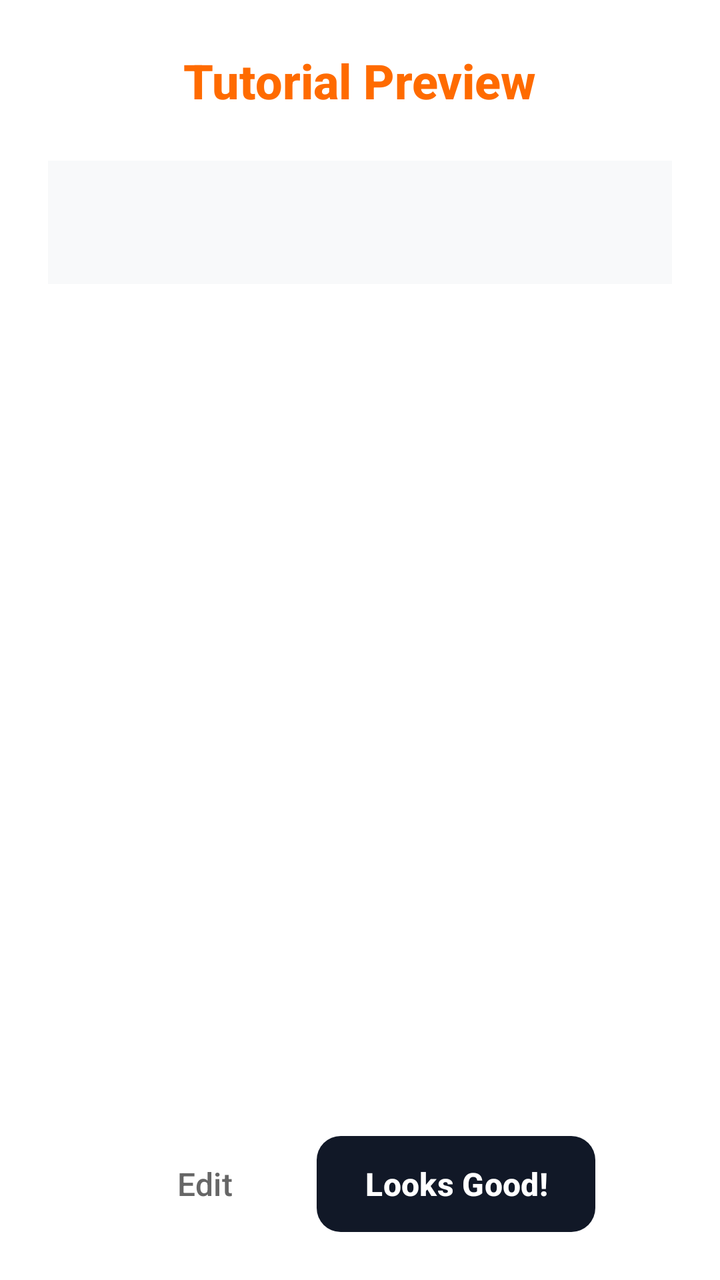
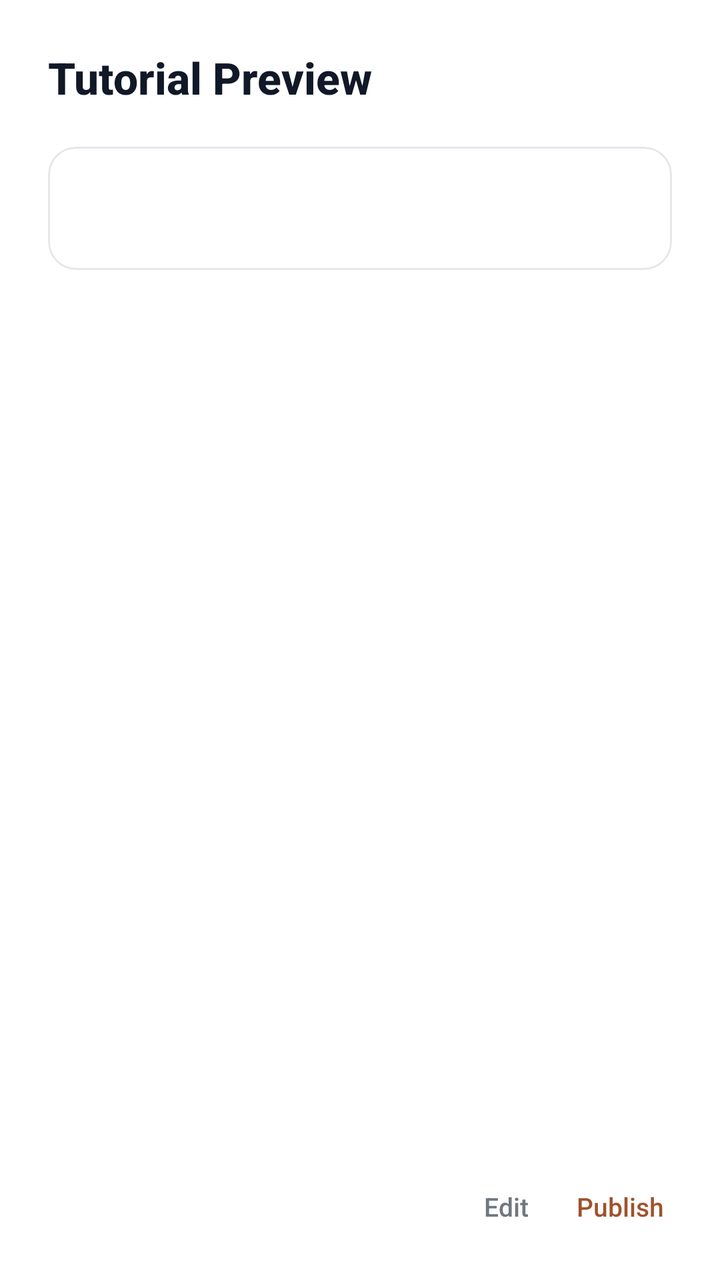

Screens rendered from an Android XML layout before and after an edit, with the pre-edit source and the edit as a unified diff.
<!-- AndroidManifest.xml: application theme Theme.Csci3130Group1 -->
<!-- res/layout/dialog_tutorial_preview.xml -->
<?xml version="1.0" encoding="utf-8"?>
<LinearLayout xmlns:android="http://schemas.android.com/apk/res/android"
    android:layout_width="match_parent"
    android:layout_height="wrap_content"
    android:orientation="vertical"
    android:background="@android:color/white"
    android:padding="24dp">

    <TextView
        android:layout_width="wrap_content"
        android:layout_height="wrap_content"
        android:text="Tutorial Preview"
        android:textSize="24sp"
        android:textStyle="bold"
        android:textColor="#FF6B00"
        android:layout_gravity="center"
        android:layout_marginBottom="24dp"
        android:fontFamily="sans-serif-medium"/>

    <ScrollView
        android:layout_width="match_parent"
        android:layout_height="0dp"
        android:layout_weight="1"
        android:maxHeight="400dp">

        <TextView
            android:id="@+id/preview_content"
            android:layout_width="match_parent"
            android:layout_height="wrap_content"
            android:textSize="16sp"
            android:textColor="#333333"
            android:lineSpacingExtra="4dp"
            android:background="#F8F9FA"
            android:padding="20dp"
            android:layout_marginBottom="24dp"
            android:gravity="start"
            android:layout_gravity="center_horizontal"/>

    </ScrollView>

    <LinearLayout
        android:layout_width="match_parent"
        android:layout_height="wrap_content"
        android:orientation="horizontal"
        android:gravity="center"
        android:layout_marginTop="8dp">

        <Button
            android:id="@+id/edit_button"
            android:layout_width="wrap_content"
            android:layout_height="48dp"
            android:text="Edit"
            android:textColor="#666666"
            android:background="@android:color/transparent"
            android:textSize="16sp"
            android:layout_marginEnd="16dp"
            android:minWidth="80dp"/>

        <Button
            android:id="@+id/confirm_button"
            android:layout_width="wrap_content"
            android:layout_height="48dp"
            android:text="Looks Good!"
            android:background="@drawable/button_background"
            android:textColor="#FFFFFF"
            android:textSize="16sp"
            android:textStyle="bold"
            android:minWidth="120dp"/>

    </LinearLayout>

</LinearLayout>
<!-- resources referenced by this layout -->
<resources>
  <!-- drawable button_background (drawable) -->
  <?xml version="1.0" encoding="utf-8"?>
  <shape xmlns:android="http://schemas.android.com/apk/res/android"
      android:shape="rectangle">
      <solid android:color="#FF6B00" />
      <corners android:radius="12dp" />
  </shape>
  <style name="Theme.Csci3130Group1" parent="Base.Theme.Csci3130Group1" />
  <style name="Base.Theme.Csci3130Group1" parent="Theme.Material3.DayNight.NoActionBar">
          
          <item name="colorPrimary">#111827</item>
          <item name="colorOnPrimary">#FFFFFF</item>
          <item name="colorSecondary">#6B7280</item>
          <item name="colorOnSecondary">#FFFFFF</item>
          
          <item name="colorPrimaryContainer">#F3F4F6</item>
          <item name="colorOnPrimaryContainer">#111827</item>
          <item name="colorSecondaryContainer">#F3F4F6</item>
          <item name="colorOnSecondaryContainer">#111827</item>
          <item name="colorTertiary">#9CA3AF</item>
          <item name="colorSurface">#FFFFFF</item>
          <item name="colorOnSurface">#111827</item>
          <item name="colorOutline">#E5E7EB</item>
          <item name="android:navigationBarColor">#FFFFFF</item>
          <item name="android:statusBarColor">#FFFFFF</item>
      </style>
</resources>

<!-- the commit's change to res/layout/dialog_tutorial_preview.xml (unified diff, before → after) -->
@@ -1,20 +1,20 @@
 <?xml version="1.0" encoding="utf-8"?>
 <LinearLayout xmlns:android="http://schemas.android.com/apk/res/android"
+    xmlns:app="http://schemas.android.com/apk/res-auto"
     android:layout_width="match_parent"
     android:layout_height="wrap_content"
     android:orientation="vertical"
-    android:background="@android:color/white"
+    android:background="#FFFFFF"
     android:padding="24dp">
 
     <TextView
         android:layout_width="wrap_content"
         android:layout_height="wrap_content"
         android:text="Tutorial Preview"
-        android:textSize="24sp"
+        android:textSize="22sp"
         android:textStyle="bold"
-        android:textColor="#FF6B00"
-        android:layout_gravity="center"
-        android:layout_marginBottom="24dp"
+        android:textColor="#111827"
+        android:layout_marginBottom="20dp"
         android:fontFamily="sans-serif-medium"/>
 
     <ScrollView
@@ -23,18 +23,27 @@
         android:layout_weight="1"
         android:maxHeight="400dp">
 
-        <TextView
-            android:id="@+id/preview_content"
+        <com.google.android.material.card.MaterialCardView
             android:layout_width="match_parent"
             android:layout_height="wrap_content"
-            android:textSize="16sp"
-            android:textColor="#333333"
-            android:lineSpacingExtra="4dp"
-            android:background="#F8F9FA"
-            android:padding="20dp"
-            android:layout_marginBottom="24dp"
-            android:gravity="start"
-            android:layout_gravity="center_horizontal"/>
+            app:cardCornerRadius="14dp"
+            app:cardElevation="0dp"
+            app:cardBackgroundColor="#FFFFFF"
+            app:strokeColor="#E5E7EB"
+            app:strokeWidth="1dp"
+            android:layout_marginBottom="24dp">
+
+            <TextView
+                android:id="@+id/preview_content"
+                android:layout_width="match_parent"
+                android:layout_height="wrap_content"
+                android:textSize="16sp"
+                android:textColor="#333333"
+                android:lineSpacingExtra="4dp"
+                android:padding="20dp"
+                android:gravity="start"/>
+
+        </com.google.android.material.card.MaterialCardView>
 
     </ScrollView>
 
@@ -42,30 +51,29 @@
         android:layout_width="match_parent"
         android:layout_height="wrap_content"
         android:orientation="horizontal"
-        android:gravity="center"
+        android:gravity="end"
         android:layout_marginTop="8dp">
 
-        <Button
+        <TextView
             android:id="@+id/edit_button"
             android:layout_width="wrap_content"
-            android:layout_height="48dp"
+            android:layout_height="wrap_content"
             android:text="Edit"
-            android:textColor="#666666"
-            android:background="@android:color/transparent"
-            android:textSize="16sp"
-            android:layout_marginEnd="16dp"
-            android:minWidth="80dp"/>
+            android:textColor="#6F7780"
+            android:textSize="13sp"
+            android:padding="4dp"
+            android:fontFamily="sans-serif-medium"
+            android:layout_marginEnd="16dp"/>
 
-        <Button
+        <TextView
             android:id="@+id/confirm_button"
             android:layout_width="wrap_content"
-            android:layout_height="48dp"
-            android:text="Looks Good!"
-            android:background="@drawable/button_background"
-            android:textColor="#FFFFFF"
-            android:textSize="16sp"
-            android:textStyle="bold"
-            android:minWidth="120dp"/>
+            android:layout_height="wrap_content"
+            android:text="Publish"
+            android:textColor="#A0522D"
+            android:textSize="13sp"
+            android:padding="4dp"
+            android:fontFamily="sans-serif-medium"/>
 
     </LinearLayout>
 
<!-- resource entries referenced after the edit -->
@@ -1,12 +1,5 @@
 <!-- resources referenced by this layout -->
 <resources>
-  <!-- drawable button_background (drawable) -->
-  <?xml version="1.0" encoding="utf-8"?>
-  <shape xmlns:android="http://schemas.android.com/apk/res/android"
-      android:shape="rectangle">
-      <solid android:color="#FF6B00" />
-      <corners android:radius="12dp" />
-  </shape>
   <style name="Theme.Csci3130Group1" parent="Base.Theme.Csci3130Group1" />
   <style name="Base.Theme.Csci3130Group1" parent="Theme.Material3.DayNight.NoActionBar">
           
